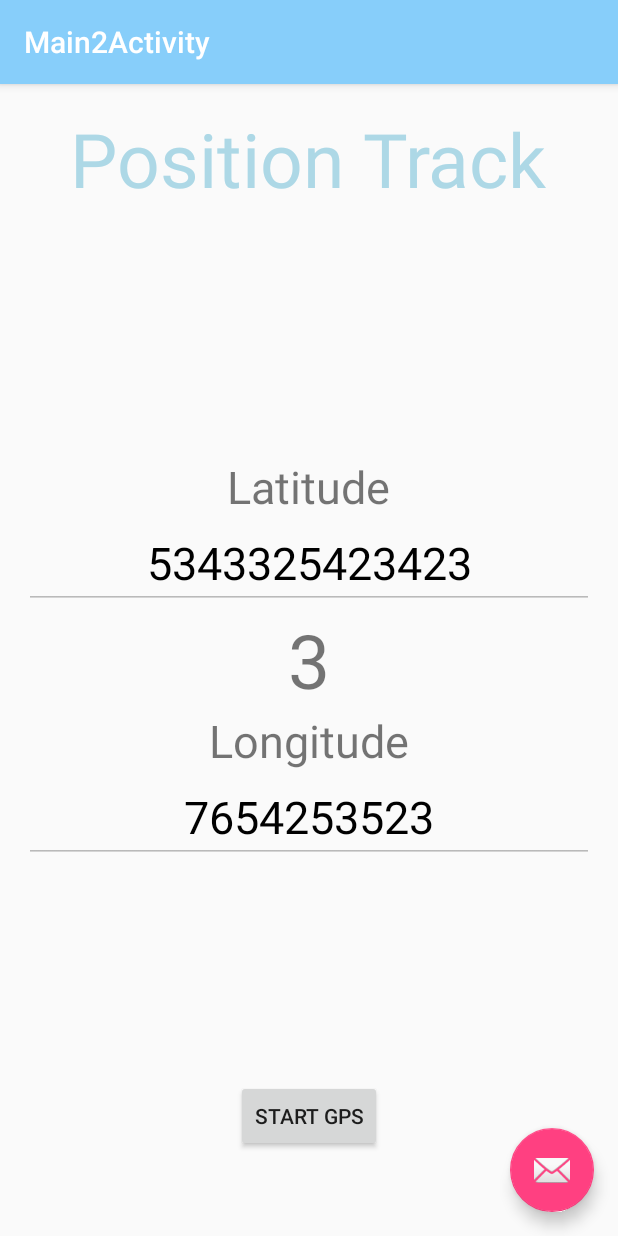
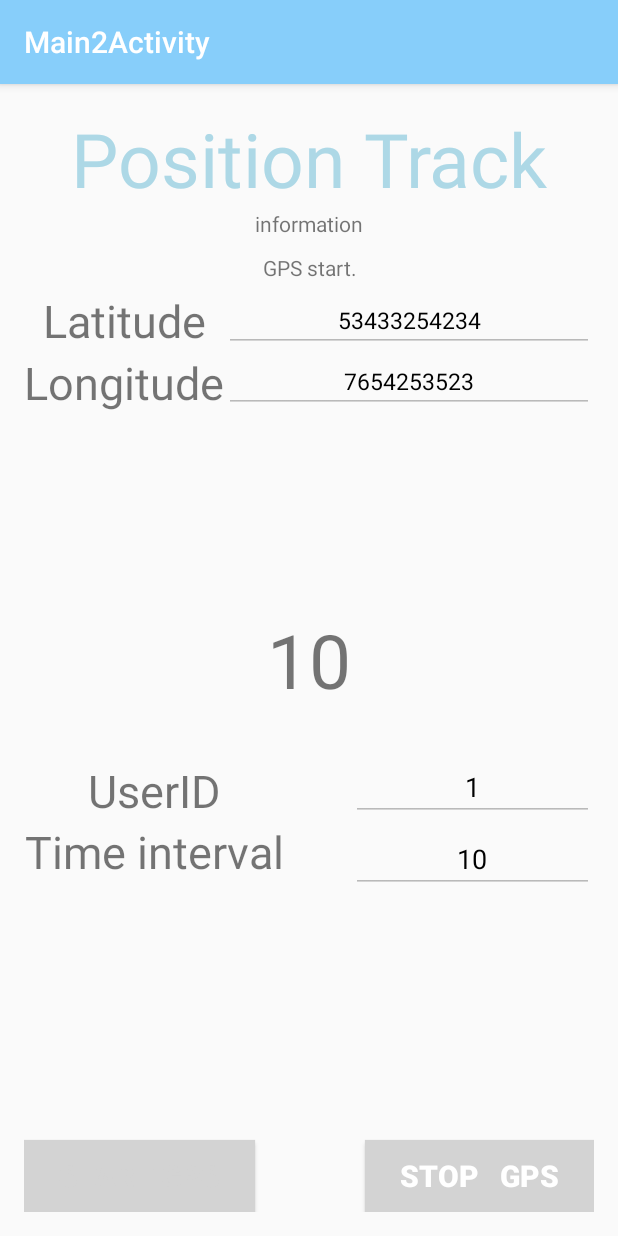
Before and after one commit to NiuGenen/android_amap, an Android app: the Main2Activity screen opened directly, with no data from a screen before it, after a tap on "START GPS", on a phone screen of 412 x 824 dp. Run offline under Robolectric (Android 15) with nearby library versions, the phone set to English and light mode, and no system bars; libraries missing offline, so code that uses them is left out: com.amap.api; 14 statements that could not run were skipped.

Commit message:
enter userid

```diff
--- a/app/src/main/AndroidManifest.xml
+++ b/app/src/main/AndroidManifest.xml
@@ -26,7 +26,7 @@
 
     <application
         android:allowBackup="true"
-        android:icon="@mipmap/ic_launcher"
+        android:icon="@drawable/icon2"
         android:label="@string/app_name"
         android:supportsRtl="true"
         android:theme="@style/AppTheme">
@@ -35,7 +35,7 @@
         <!-- amap key -->
         <meta-data
             android:name="com.amap.api.v2.apikey"
-            android:value="I change this before upload to github. sorry">
+            android:value="I cannot show you this key.">
         </meta-data>
         <!-- activity -->
         <activity
--- a/app/src/main/java/com/example/a60213/getyourlocation/AMapThread.java
+++ b/app/src/main/java/com/example/a60213/getyourlocation/AMapThread.java
@@ -5,6 +5,8 @@ import android.widget.TextView;
 
 import com.amap.api.location.AMapLocation;
 import com.amap.api.location.AMapLocationClient;
+
+import java.net.URLEncoder;
 
 /**
  * Created by 60213 on 2017/5/7.
@@ -21,27 +23,41 @@ public class AMapThread extends Thread {
 
     private int time_interval = 1;
     private TextView count_down;
-    private int count = 3;
-    private int count_init = 3;
+    private Integer count = 10;
+
+    private TextView info;
+    private TextView msg;
+
+    private int userid;
 
     public void setup(Handler handler,AMapLocationClient client, TextView la, TextView lo,
-                      int time_interval,TextView count_down,int count_init){
+                      int time_interval,TextView count_down,
+                      TextView info,TextView msg,
+                      int userid){
         this.handler = handler;
         this.mLocationClient = client;
         this.text_latitude = la;
         this.text_longitude = lo;
         this.time_interval = time_interval;
         this.count_down = count_down;
-        this.count_init = count_init;
-        this.count = this.count_init;
+        this.count = this.time_interval;
+        this.info = info;
+        this.msg = msg;
+        this.userid = userid;
     }
 
-    private boolean running = true;
+    private Boolean running = true;
 
     public void stop_thread(){
-        running = false;
+        synchronized (count){
+            count = -1;
+        }
+        synchronized (running) {
+            running = false;
+        }
     }
 
+    private String ret;
     @Override
     public void run(){
         while( running ){
@@ -51,6 +67,11 @@ public class AMapThread extends Thread {
                 if(location.getErrorCode() == 0){
                     final double latitude = location.getLatitude();
                     final double longitude = location.getLongitude();
+                    final StringBuffer location_str = new StringBuffer();
+                    location_str.append( location.getCountry() );
+                    location_str.append( location.getProvince() );
+                    location_str.append( location.getCity() );
+                    location_str.append( location.getStreet() );
                     handler.post(new Runnable() {
                         @Override
                         public void run() {
@@ -60,8 +81,40 @@ public class AMapThread extends Thread {
                             synchronized (text_latitude){
                                 text_latitude.setText( Double.toString(latitude) );
                             }
+                            synchronized (info){
+                                info.setText(location_str);
+                            }
                         }
                     });
+                    try {
+                        ret = Util_http.sendPost(
+                                "http://niugenen.6655.la:60000/PersonalTrack/PointTrackServlet",
+                                        "test=True&userid=" + userid +
+                                        "&point={'latitude':" + latitude +
+                                                ",'longitude':" + longitude +
+                                        ",'location':'" + URLEncoder.encode( location_str.toString(),"utf-8") +
+                                        "'}&timestramp=" + Long.toString(System.currentTimeMillis()));
+                        //System.out.println("[Http reponse] " + ret);
+                        handler.post(new Runnable() {
+                            @Override
+                            public void run() {
+                                synchronized (msg) {
+                                    msg.setText(ret);
+                                }
+                            }
+                        });
+                    } catch (Exception e) {
+                        //System.out.println("Fail to send http message.");
+                        handler.post(new Runnable() {
+                            @Override
+                            public void run() {
+                                synchronized (msg) {
+                                    msg.setText("Fail to send http message.");
+                                }
+                            }
+                        });
+                        e.printStackTrace();
+                    }
                 }
                 else{//failed
                     handler.post(new Runnable() {
@@ -76,7 +129,8 @@ public class AMapThread extends Thread {
                         }
                     });
                 }
-
+                //count down with time_interval
+                count = time_interval;
                 while(count >= 0) {
                     handler.post(new Runnable() {
                         @Override
@@ -87,8 +141,15 @@ public class AMapThread extends Thread {
                     Thread.sleep(1000);
                     count--;
                 }
-                count = count_init;
             }catch(Exception e){
+                handler.post(new Runnable() {
+                    @Override
+                    public void run() {
+                        synchronized (msg) {
+                            msg.setText("Exception in amap thread.");
+                        }
+                    }
+                });
                 e.printStackTrace();
             }
         }
--- a/app/src/main/java/com/example/a60213/getyourlocation/Main2Activity.java
+++ b/app/src/main/java/com/example/a60213/getyourlocation/Main2Activity.java
@@ -2,6 +2,9 @@ package com.example.a60213.getyourlocation;
 
 import android.Manifest;
 import android.content.pm.PackageManager;
+import android.content.res.ColorStateList;
+import android.content.res.Resources;
+import android.graphics.Color;
 import android.location.Location;
 import android.location.LocationListener;
 import android.os.Bundle;
@@ -13,6 +16,7 @@ import android.support.v7.app.AppCompatActivity;
 import android.support.v7.widget.ThemedSpinnerAdapter;
 import android.support.v7.widget.Toolbar;
 import android.view.View;
+import android.widget.EditText;
 import android.widget.TextView;
 import android.widget.Button;
 import android.location.LocationManager;
@@ -30,77 +34,115 @@ public class Main2Activity extends AppCompatActivity {
     @Override
     public void onDestroy() {
         super.onDestroy();
-        if (bgthread != null)
-            bgthread.stop_running();
+        //if (bgthread != null)
+        //  bgthread.stop_running();
         if(amapthread != null)
             amapthread.stop_thread();
         //do something
     }
 
-    private LocationThread bgthread;
+    //private LocationThread bgthread;
     private AMapThread amapthread;
 
     private String str1 = "asd";
     private String str2 = "qwe";
 
-    private LocationManager locationManager;
-    private int count = 3;
+   // private LocationManager locationManager;
+    //private int count = 3;
+    //private int count_fail = 1;
+    //private MyLocationListener my_location_listener;
 
-    private int count_fail = 1;
+    public void onStopGPSClick(View v){
+        try{
+            if(amapthread != null){
+                amapthread.stop_thread();
+                amapthread = null;
+            }
 
-    private MyLocationListener my_location_listener;
+            button_start.setClickable(true);
+            button_start.setTextColor( getResources().getColor(R.color.white) );
+            button_stop.setEnabled(false);
+            button_stop.setTextColor( getResources().getColor(R.color.lightgray) );
+            input_interval.setEnabled(true);
+            input_userid.setEnabled(true);
+
+            handler.post(new Runnable() {
+                @Override
+                public void run() {
+                    synchronized (text_2_msg){
+                        text_2_msg.setText("GPS stop.");
+                    }
+                }
+            });
+        }catch (Exception e){
+            synchronized (text_2_msg){
+                text_2_msg.setText("exception in stop");
+            }
+            e.printStackTrace();
+        }
+    }
+
+    private int userid;
+    private int interval;
 
     public void onStartGPSClick(View v) {
         try {
-            //failed to use google location API because I am in China
-            //bgthread = new LocationThread();
-            //bgthread.setup(handler,count_down,edittext_latitude,edittext_longitude,locationManager);
-            //bgthread.start();
+            String userid_txt = input_userid.getText().toString();
+            if(userid_txt == null || userid_txt == ""){
+                handler.post(new Runnable() {
+                    @Override
+                    public void run() {
+                        synchronized (text_2_msg){
+                            text_2_msg.setText("Please enter user id");
+                        }
+                    }
+                });
+                return;
+            }
+            userid = Integer.parseInt( userid_txt );
+
+            String interval_txt = input_interval.getText().toString();
+            if(interval_txt == null || interval_txt == ""){
+                handler.post(new Runnable() {
+                    @Override
+                    public void run() {
+                        synchronized (text_2_msg){
+                            text_2_msg.setText("No interval entered. Default is 10");
+                        }
+                    }
+                });
+                interval = 10;
+            }
+            else{
+                interval = Integer.parseInt( interval_txt );
+            }
 
             amapthread = new AMapThread();
             amapthread.setup(handler,mLocationClient,
                     edittext_latitude,edittext_longitude,
-                    3,count_down,3);
+                    interval,count_down,
+                    text_2_info,text_2_msg,
+                    userid);
             amapthread.start();
 
-            //new Thread(new Runnable() {
-            //    @Override
-            //    public void run() {
-            /*        try {
-                        my_location_listener = new MyLocationListener();
-                        my_location_listener.setup(
-                            handler,edittext_latitude,edittext_longitude
-                        );
-                        final Location location = locationManager.getLastKnownLocation(LocationManager.GPS_PROVIDER);
-                        while(location == null) {
-                            locationManager.requestLocationUpdates(
-                                    LocationManager.GPS_PROVIDER,
-                                    60000,
-                                    10,
-                                    my_location_listener
-                            );
-                        }
-
-                        handler.post(new Runnable() {
-                            @Override
-                            public void run() {
-                                synchronized (edittext_latitude){
-                                    edittext_latitude.setText( Double.toString(location.getLatitude()) );
-                                }
-                                synchronized (edittext_longitude){
-                                    edittext_longitude.setText( Double.toString(location.getLongitude()) );
-                                }
-                            }
-                        });
-
-                    }catch(SecurityException e){
-                        e.printStackTrace();
+            button_start.setClickable(false);
+            button_start.setTextColor( getResources().getColor(R.color.lightgray) );
+            button_stop.setEnabled(true);
+            button_stop.setTextColor( getResources().getColor(R.color.white) );
+            input_interval.setEnabled(false);
+            input_userid.setEnabled(false);
+            handler.post(new Runnable() {
+                @Override
+                public void run() {
+                    synchronized (text_2_msg){
+                        text_2_msg.setText("GPS start.");
                     }
-            //    }
-            //}).start();;
-*/
-            ((Button)findViewById(R.id.button_2_start_gps)).setClickable(false);
+                }
+            });
         }catch(Exception e){
+            synchronized (text_2_msg){
+                text_2_msg.setText("exception in start");
+            }
             e.printStackTrace();
         }
     }
@@ -109,7 +151,15 @@ public class Main2Activity extends AppCompatActivity {
     private TextView edittext_longitude;
     private Handler handler;
 
+    private EditText input_userid;
+    private EditText input_interval;
+
     private TextView count_down;
+    private TextView text_2_info;
+    private TextView text_2_msg;
+
+    private Button button_start;
+    private Button button_stop;
 
     //声明AMapLocationClient类对象
     public AMapLocationClient mLocationClient = null;
@@ -125,7 +175,15 @@ public class Main2Activity extends AppCompatActivity {
         Toolbar toolbar = (Toolbar) findViewById(R.id.toolbar);
         setSupportActionBar(toolbar);
 
-        locationManager = (LocationManager) getSystemService(LOCATION_SERVICE);
+        input_userid = (EditText)findViewById(R.id.edittext_2_userid);
+        input_interval = (EditText)findViewById(R.id.edittext_2_interval);
+
+        button_start = (Button)findViewById(R.id.button_2_start_gps);
+        button_stop = (Button)findViewById(R.id.button_2_stop_gps);
+        button_start.setClickable(true);
+        button_start.setTextColor( getResources().getColor(R.color.white) );
+        button_stop.setEnabled(false);
+        button_stop.setTextColor( getResources().getColor(R.color.lightgray) );
 
         handler = new Handler();
 
@@ -133,47 +191,17 @@ public class Main2Activity extends AppCompatActivity {
         edittext_longitude = (TextView)findViewById(R.id.edittext_2_longitude);
 
         count_down = (TextView)findViewById(R.id.text_2_count_down);
+        text_2_info = (TextView)findViewById(R.id.text_2_info);
+        text_2_msg = (TextView)findViewById(R.id.text_2_msg);
 
         //初始化定位
         mLocationClient = new AMapLocationClient(getApplicationContext());
         /*mLocationListener = new AMapLocationListener() {
             @Override
-            public void onLocationChanged(AMapLocation aMapLocation) {
-                if(aMapLocation != null){
-                    if(aMapLocation.getErrorCode() == 0){//success
-                        final double latitude = aMapLocation.getLatitude();
-                        final double longitude = aMapLocation.getLongitude();
-                        handler.post(new Runnable() {
-                            @Override
-                            public void run() {
-                                synchronized (edittext_longitude){
-                                    edittext_longitude.setText(Double.toString(longitude));
-                                }
-                                synchronized (edittext_latitude){
-                                    edittext_latitude.setText(Double.toString(longitude));
-                                }
-                            }
-                        });
-                    }
-                    else{//fail
-                        handler.post(new Runnable() {
-                            @Override
-                            public void run() {
-                                synchronized (edittext_longitude){
-                                    edittext_longitude.setText("failed to get by amp");
-                                }
-                                synchronized (edittext_latitude){
-                                    edittext_latitude.setText("failed to get by amp");
-                                }
-                            }
-                        });
-                    }
-                }
-            }
+            public void onLocationChanged(AMapLocation aMapLocation) { }
         };*/
         //设置定位回调监听
         //mLocationClient.setLocationListener(mLocationListener);
-
 
         //初始化AMapLocationClientOption对象
         mLocationOption = new AMapLocationClientOption();
@@ -187,12 +215,12 @@ public class Main2Activity extends AppCompatActivity {
 
         //获取一次定位结果：
         //该方法默认为false。
-        mLocationOption.setOnceLocation(true);
+        //mLocationOption.setOnceLocation(true);
         //获取最近3s内精度最高的一次定位结果：
         //设置setOnceLocationLatest(boolean b)接口为true，启动定位时SDK会返回最近3s内精度最高的一次定位结果。如果设置其为true，setOnceLocation(boolean b)接口也会被设置为true，反之不会，默认为false。
-        mLocationOption.setOnceLocationLatest(true);
+        //mLocationOption.setOnceLocationLatest(true);
         //设置定位间隔,单位毫秒,默认为2000ms，最低1000ms。
-        //mLocationOption.setInterval(1000);
+        mLocationOption.setInterval(5000);
         //设置是否返回地址信息（默认返回地址信息）
         mLocationOption.setNeedAddress(true);
         //设置是否强制刷新WIFI，默认为true，强制刷新。
@@ -209,14 +237,6 @@ public class Main2Activity extends AppCompatActivity {
         //启动定位
         mLocationClient.startLocation();
 
-        FloatingActionButton fab = (FloatingActionButton) findViewById(R.id.fab);
-        fab.setOnClickListener(new View.OnClickListener() {
-            @Override
-            public void onClick(View view) {
-                Snackbar.make(view, "Replace with your own action", Snackbar.LENGTH_LONG)
-                        .setAction("Action", null).show();
-            }
-        });
     }
 
 }
--- a/app/src/main/res/layout/activity_main2.xml
+++ b/app/src/main/res/layout/activity_main2.xml
@@ -23,12 +23,4 @@
 
     <include layout="@layout/content_main2" />
 
-    <android.support.design.widget.FloatingActionButton
-        android:id="@+id/fab"
-        android:layout_width="wrap_content"
-        android:layout_height="wrap_content"
-        android:layout_gravity="bottom|end"
-        android:layout_margin="@dimen/fab_margin"
-        app:srcCompat="@android:drawable/ic_dialog_email" />
-
 </android.support.design.widget.CoordinatorLayout>
--- a/app/src/main/res/layout/content_main2.xml
+++ b/app/src/main/res/layout/content_main2.xml
@@ -14,29 +14,32 @@
     tools:showIn="@layout/activity_main2">
 
     <TextView
+        android:layout_width="wrap_content"
+        android:layout_height="wrap_content"
+        android:text="information"
+        android:id="@+id/text_2_info"
+        android:layout_below="@+id/title_2_position_track"
+        android:layout_centerHorizontal="true"
+        android:layout_alignLeft="@+id/title_2_position_track"
+        android:layout_alignRight="@+id/title_2_position_track"
+        android:gravity="center"/>
+
+    <TextView
         android:id="@+id/title_2_position_track"
         android:layout_width="wrap_content"
+        android:gravity="center"
         android:layout_height="wrap_content"
         android:textColor="@color/lightblue"
         android:text="Position Track"
         android:textSize="50dp"
         android:layout_alignParentTop="true"
-        android:layout_centerHorizontal="true" />
-
-    <Button
-        android:id="@+id/button_2_start_gps"
-        android:layout_width="wrap_content"
-        android:layout_height="wrap_content"
-        android:layout_marginBottom="40dp"
-        android:text="start GPS"
-        android:layout_alignParentBottom="true"
-        android:layout_centerHorizontal="true"
-        android:onClick="onStartGPSClick"/>
+        android:layout_alignParentStart="true"
+        android:layout_alignParentEnd="true" />
 
     <TextView
         android:layout_width="wrap_content"
         android:layout_height="wrap_content"
-        android:text="3"
+        android:text="10"
         android:textSize="50dp"
         android:layout_centerVertical="true"
         android:layout_centerHorizontal="true"
@@ -46,44 +49,134 @@
         android:id="@+id/edittext_2_latitude"
         android:layout_width="wrap_content"
         android:layout_height="wrap_content"
-        android:textSize="30dp"
-        android:text="5343325423423"
+        android:textSize="15dp"
+        android:text="53433254234"
         android:textColor="@color/black"
         android:gravity="center"
         android:enabled="false"
-        android:layout_above="@+id/text_2_count_down"
-        android:layout_alignParentStart="true"
-        android:layout_alignParentEnd="true" />
+        android:layout_below="@+id/text_2_info"
+        android:layout_alignParentEnd="true"
+        android:layout_marginTop="34dp"
+        android:layout_toEndOf="@+id/title_2_longitude" />
 
     <TextView
         android:id="@+id/title_2_longitude"
         android:layout_width="wrap_content"
         android:layout_height="wrap_content"
+        android:gravity="center"
         android:textSize="30dp"
         android:text="Longitude"
-        android:layout_below="@+id/text_2_count_down"
-        android:layout_centerHorizontal="true" />
+        android:layout_below="@+id/edittext_2_latitude"
+        android:layout_alignParentStart="true" />
 
     <EditText
         android:layout_width="wrap_content"
         android:layout_height="wrap_content"
-        android:textSize="30dp"
+        android:textSize="15dp"
         android:text="7654253523"
         android:textColor="@color/black"
         android:gravity="center"
         android:id="@+id/edittext_2_longitude"
         android:enabled="false"
-        android:layout_below="@+id/title_2_longitude"
         android:layout_alignParentEnd="true"
-        android:layout_alignParentStart="true" />
+        android:layout_toEndOf="@+id/title_2_longitude"
+        android:layout_alignBottom="@+id/title_2_longitude"
+        android:layout_below="@+id/edittext_2_latitude" />
 
     <TextView
         android:id="@+id/title_2_latitude"
         android:layout_width="wrap_content"
         android:layout_height="wrap_content"
         android:textSize="30dp"
+        android:gravity="center"
         android:text="Latitude"
-        android:layout_above="@+id/edittext_2_latitude"
-        android:layout_centerHorizontal="true" />
+        android:layout_above="@+id/edittext_2_longitude"
+        android:layout_alignParentStart="true"
+        android:layout_toStartOf="@+id/edittext_2_latitude"
+        android:layout_alignTop="@+id/edittext_2_latitude" />
+
+    <TextView
+        android:layout_width="wrap_content"
+        android:layout_height="wrap_content"
+        android:text="message"
+        android:id="@+id/text_2_msg"
+        android:gravity="center"
+        android:layout_marginTop="10dp"
+        android:layout_below="@+id/text_2_info"
+        android:layout_alignStart="@+id/text_2_info"
+        android:layout_alignEnd="@+id/text_2_info" />
+
+    <EditText
+        android:layout_width="wrap_content"
+        android:layout_height="wrap_content"
+        android:text="1"
+        android:gravity="center"
+        android:inputType="number"
+        android:id="@+id/edittext_2_userid"
+        android:textColor="@color/black"
+        android:layout_alignBottom="@+id/title_2_userid"
+        android:layout_alignParentEnd="true"
+        android:layout_toEndOf="@+id/text_2_count_down" />
+
+    <EditText
+        android:layout_width="wrap_content"
+        android:layout_height="wrap_content"
+        android:text="10"
+        android:gravity="center"
+        android:inputType="number"
+        android:id="@+id/edittext_2_interval"
+        android:textColor="@color/black"
+        android:layout_alignBaseline="@+id/title_2_timeinterval"
+        android:layout_alignBottom="@+id/title_2_timeinterval"
+        android:layout_alignParentEnd="true"
+        android:layout_alignStart="@+id/edittext_2_userid" />
+
+    <Button
+        android:id="@+id/button_2_start_gps"
+        android:layout_width="wrap_content"
+        android:layout_height="wrap_content"
+        android:text="     start GPS     "
+        android:background="@color/lightgray"
+        android:textStyle="bold"
+        android:textColor="@color/aliceblue"
+        android:textSize="20dp"
+        android:onClick="onStartGPSClick"
+        android:layout_alignParentBottom="true"
+        android:layout_alignParentStart="true" />
+
+    <Button
+        android:id="@+id/button_2_stop_gps"
+        android:layout_width="wrap_content"
+        android:layout_height="wrap_content"
+        android:text="     stop   GPS     "
+        android:background="@color/lightgray"
+        android:textStyle="bold"
+        android:textColor="@color/aliceblue"
+        android:textSize="20dp"
+        android:onClick="onStopGPSClick"
+        android:layout_alignParentBottom="true"
+        android:layout_alignParentEnd="true" />
+
+    <TextView
+        android:id="@+id/title_2_userid"
+        android:layout_width="wrap_content"
+        android:layout_height="wrap_content"
+        android:gravity="center"
+        android:textSize="30dp"
+        android:text="UserID"
+        android:layout_below="@+id/text_2_count_down"
+        android:layout_alignParentStart="true"
+        android:layout_marginTop="33dp"
+        android:layout_alignEnd="@+id/title_2_timeinterval" />
+
+    <TextView
+        android:id="@+id/title_2_timeinterval"
+        android:layout_width="wrap_content"
+        android:layout_height="wrap_content"
+        android:gravity="center"
+        android:textSize="30dp"
+        android:text="Time interval"
+        android:layout_below="@+id/title_2_userid"
+        android:layout_alignParentStart="true" />
 
 </RelativeLayout>
```
Also changed, not shown: app/src/main/res/drawable/icon.png (added), app/src/main/res/drawable/icon2.png (added), 1 other file.
